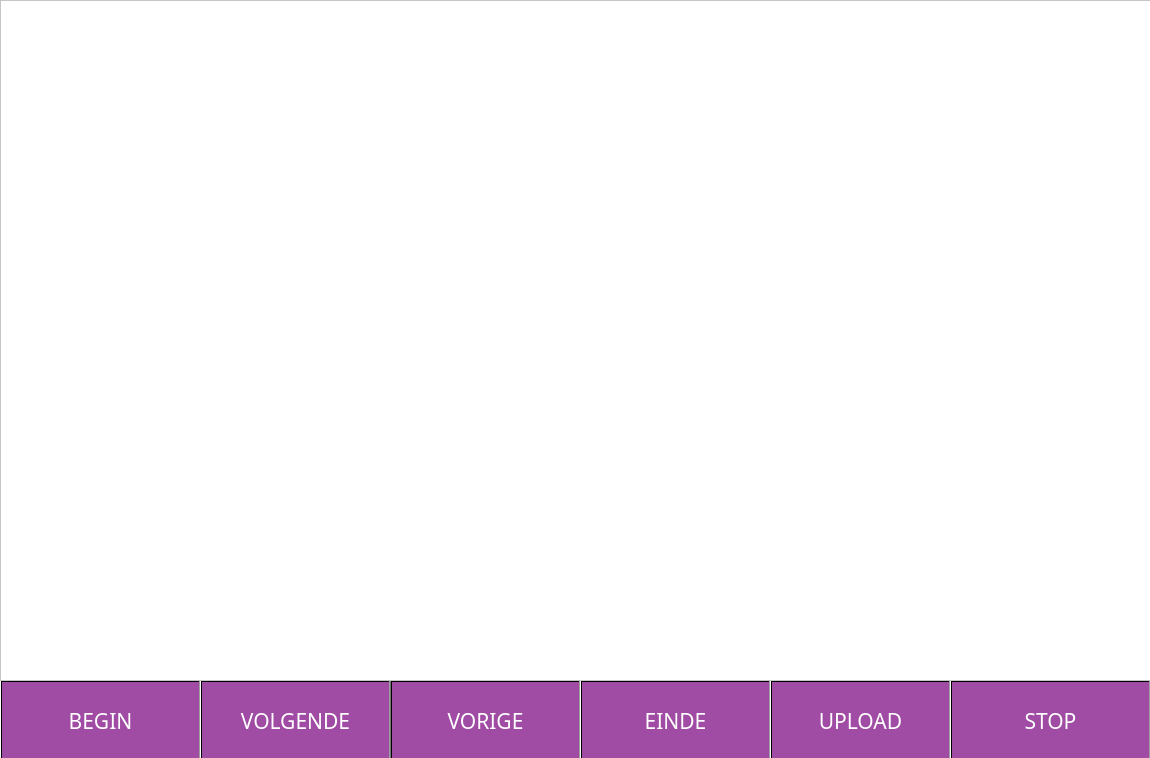
This is resultatenscherm.ui in MartijnPost/Groepje9 as Qt 5 draws it before an edit. The edited form follows.
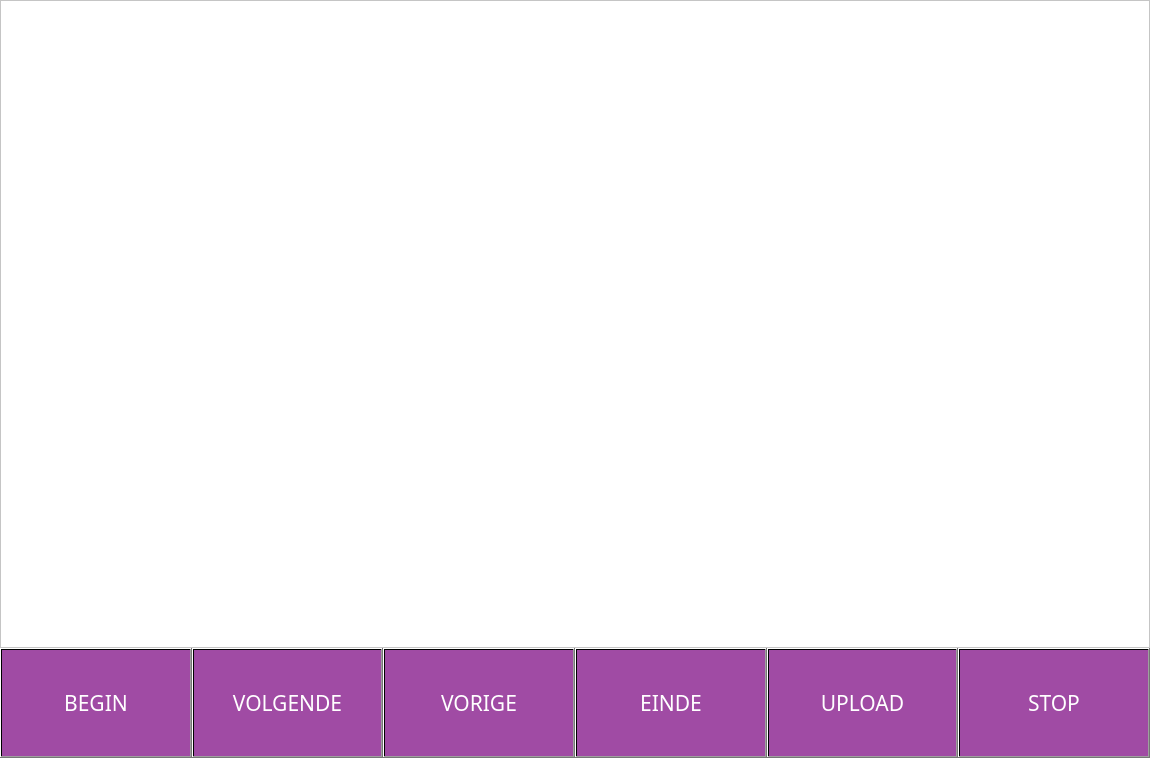
This is the edited form.

Patch:
```diff
--- a/resultatenscherm.ui
+++ b/resultatenscherm.ui
@@ -10,20 +10,62 @@
     <height>758</height>
    </rect>
   </property>
+  <property name="maximumSize">
+   <size>
+    <width>2000</width>
+    <height>2000</height>
+   </size>
+  </property>
   <property name="windowTitle">
    <string>Dialog</string>
   </property>
   <property name="styleSheet">
    <string notr="true">background-color: rgba(202, 164, 227, 194);</string>
   </property>
+  <layout class="QGridLayout" name="gridLayout">
+   <property name="leftMargin">
+    <number>0</number>
+   </property>
+   <property name="topMargin">
+    <number>0</number>
+   </property>
+   <property name="rightMargin">
+    <number>0</number>
+   </property>
+   <property name="bottomMargin">
+    <number>0</number>
+   </property>
+   <property name="spacing">
+    <number>0</number>
+   </property>
+   <item row="0" column="0">
+    <widget class="QGraphicsView" name="tekenVeld">
+     <property name="minimumSize">
+      <size>
+       <width>281</width>
+       <height>192</height>
+      </size>
+     </property>
+     <property name="mouseTracking">
+      <bool>true</bool>
+     </property>
+     <property name="styleSheet">
+      <string notr="true">background-color: rgb(255, 255, 255);</string>
+     </property>
+    </widget>
+   </item>
+   <item row="1" column="0">
+    <layout class="QHBoxLayout" name="horizontalLayout">
+     <property name="spacing">
+      <number>0</number>
+     </property>
+     <item>
   <widget class="QPushButton" name="Begin">
-   <property name="geometry">
-    <rect>
-     <x>0</x>
-     <y>680</y>
-     <width>201</width>
-     <height>81</height>
-    </rect>
+       <property name="minimumSize">
+        <size>
+         <width>0</width>
+         <height>110</height>
+        </size>
    </property>
    <property name="font">
     <font>
@@ -43,41 +85,14 @@
     <string>BEGIN</string>
    </property>
   </widget>
-  <widget class="QPushButton" name="Vorige">
-   <property name="geometry">
-    <rect>
-     <x>390</x>
-     <y>680</y>
-     <width>191</width>
-     <height>81</height>
-    </rect>
-   </property>
-   <property name="font">
-    <font>
-     <family>Arial Black</family>
-     <pointsize>16</pointsize>
-     <weight>9</weight>
-     <italic>false</italic>
-     <bold>false</bold>
-    </font>
-   </property>
-   <property name="styleSheet">
-    <string notr="true">background-color: qlineargradient(spread:pad, x1:1, y1:0, x2:1, y2:0, stop:0 rgba(160, 75, 164, 255), stop:1 rgba(255, 255, 255, 255));
-color: rgb(255, 255, 255);
-font: 75 16pt &quot;Arial Black&quot;;</string>
-   </property>
-   <property name="text">
-    <string>VORIGE</string>
-   </property>
-  </widget>
+     </item>
+     <item>
   <widget class="QPushButton" name="Volgende">
-   <property name="geometry">
-    <rect>
-     <x>200</x>
-     <y>680</y>
-     <width>191</width>
-     <height>81</height>
-    </rect>
+       <property name="minimumSize">
+        <size>
+         <width>0</width>
+         <height>110</height>
+        </size>
    </property>
    <property name="font">
     <font>
@@ -97,14 +112,44 @@
     <string>VOLGENDE</string>
    </property>
   </widget>
+     </item>
+     <item>
+      <widget class="QPushButton" name="Vorige">
+       <property name="minimumSize">
+        <size>
+         <width>0</width>
+         <height>110</height>
+        </size>
+       </property>
+       <property name="font">
+        <font>
+         <family>Arial Black</family>
+         <pointsize>16</pointsize>
+         <weight>9</weight>
+         <italic>false</italic>
+         <bold>false</bold>
+        </font>
+       </property>
+       <property name="styleSheet">
+        <string notr="true">background-color: qlineargradient(spread:pad, x1:1, y1:0, x2:1, y2:0, stop:0 rgba(160, 75, 164, 255), stop:1 rgba(255, 255, 255, 255));
+color: rgb(255, 255, 255);
+font: 75 16pt &quot;Arial Black&quot;;</string>
+       </property>
+       <property name="text">
+        <string>VORIGE</string>
+       </property>
+       <property name="autoDefault">
+        <bool>true</bool>
+       </property>
+      </widget>
+     </item>
+     <item>
   <widget class="QPushButton" name="Einde">
-   <property name="geometry">
-    <rect>
-     <x>580</x>
-     <y>680</y>
-     <width>191</width>
-     <height>81</height>
-    </rect>
+       <property name="minimumSize">
+        <size>
+         <width>0</width>
+         <height>110</height>
+        </size>
    </property>
    <property name="font">
     <font>
@@ -124,14 +169,14 @@
     <string>EINDE</string>
    </property>
   </widget>
+     </item>
+     <item>
   <widget class="QPushButton" name="Upload">
-   <property name="geometry">
-    <rect>
-     <x>770</x>
-     <y>680</y>
-     <width>181</width>
-     <height>81</height>
-    </rect>
+       <property name="minimumSize">
+        <size>
+         <width>0</width>
+         <height>110</height>
+        </size>
    </property>
    <property name="font">
     <font>
@@ -151,14 +196,14 @@
     <string>UPLOAD</string>
    </property>
   </widget>
+     </item>
+     <item>
   <widget class="QPushButton" name="Stop">
-   <property name="geometry">
-    <rect>
-     <x>950</x>
-     <y>680</y>
-     <width>201</width>
-     <height>81</height>
-    </rect>
+       <property name="minimumSize">
+        <size>
+         <width>0</width>
+         <height>110</height>
+        </size>
    </property>
    <property name="font">
     <font>
@@ -178,28 +223,10 @@
     <string>STOP</string>
    </property>
   </widget>
-  <widget class="QGraphicsView" name="tekenVeld">
-   <property name="geometry">
-    <rect>
-     <x>0</x>
-     <y>0</y>
-     <width>1151</width>
-     <height>681</height>
-    </rect>
-   </property>
-   <property name="minimumSize">
-    <size>
-     <width>281</width>
-     <height>192</height>
-    </size>
-   </property>
-   <property name="mouseTracking">
-    <bool>true</bool>
-   </property>
-   <property name="styleSheet">
-    <string notr="true">background-color: rgb(255, 255, 255);</string>
-   </property>
-  </widget>
+     </item>
+    </layout>
+   </item>
+  </layout>
  </widget>
  <resources/>
  <connections/>
```
Lines whose indentation alone changed are shown as unchanged.
